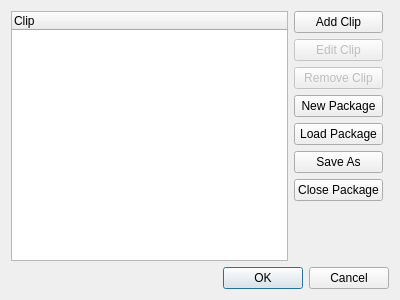
The window that ui/clippackageeditor.ui (tdauth/gustavsfairyland) describes before a commit, drawn with Qt 5.
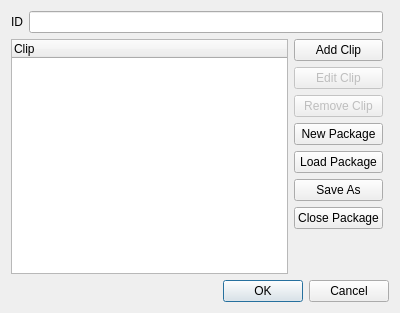
The same window after the commit.

What changed in the file:
```diff
--- a/ui/clippackageeditor.ui
+++ b/ui/clippackageeditor.ui
@@ -7,21 +7,21 @@
     <x>0</x>
     <y>0</y>
     <width>400</width>
-    <height>300</height>
+    <height>313</height>
    </rect>
   </property>
   <property name="windowTitle">
    <string>Clip Package</string>
   </property>
   <layout class="QGridLayout" name="gridLayout">
-   <item row="4" column="0" colspan="2">
+   <item row="5" column="1" colspan="2">
     <widget class="QDialogButtonBox" name="buttonBox">
      <property name="standardButtons">
       <set>QDialogButtonBox::Cancel|QDialogButtonBox::Ok</set>
      </property>
     </widget>
    </item>
-   <item row="0" column="0">
+   <item row="1" column="1">
     <layout class="QHBoxLayout" name="horizontalLayout">
      <item>
       <widget class="QTreeWidget" name="treeWidget">
@@ -106,6 +106,20 @@
      </item>
     </layout>
    </item>
+   <item row="0" column="1">
+    <layout class="QHBoxLayout" name="horizontalLayout_2">
+     <item>
+      <widget class="QLabel" name="label">
+       <property name="text">
+        <string>ID</string>
+       </property>
+      </widget>
+     </item>
+     <item>
+      <widget class="QLineEdit" name="idLineEdit"/>
+     </item>
+    </layout>
+   </item>
   </layout>
  </widget>
  <resources/>
```
